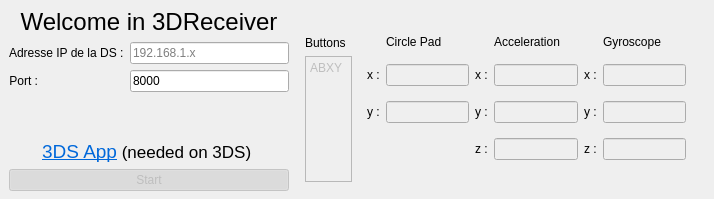
This is 3DReceiver/include/template.ui in ZeKap/3DSender as Qt 5 draws it before an edit. The edited form follows.
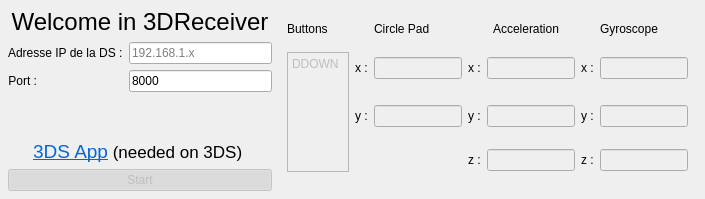
This is the edited form.

Commit message: feat: convert buttons bitfield into readable data and display it

Diff of the .ui file:
```diff
--- a/3DReceiver/include/template.ui
+++ b/3DReceiver/include/template.ui
@@ -6,7 +6,7 @@
    <rect>
     <x>0</x>
     <y>0</y>
-    <width>714</width>
+    <width>705</width>
     <height>199</height>
    </rect>
   </property>
@@ -18,7 +18,7 @@
   </property>
   <property name="maximumSize">
    <size>
-    <width>714</width>
+    <width>705</width>
     <height>199</height>
    </size>
   </property>
@@ -42,7 +42,7 @@
     <widget class="QWidget" name="rootConnect" native="true">
      <property name="minimumSize">
       <size>
-       <width>280</width>
+       <width>260</width>
        <height>183</height>
       </size>
      </property>
@@ -111,23 +111,6 @@
           </property>
          </widget>
         </item>
-        <item row="3" column="0">
-         <widget class="QLabel" name="link">
-          <property name="sizePolicy">
-           <sizepolicy hsizetype="Minimum" vsizetype="Maximum">
-            <horstretch>0</horstretch>
-            <verstretch>0</verstretch>
-           </sizepolicy>
-          </property>
-          <property name="text">
-           <string>&lt;!DOCTYPE HTML PUBLIC &quot;-//W3C//DTD HTML 4.0//EN&quot; &quot;http://www.w3.org/TR/REC-html40/strict.dtd&quot;&gt;
-&lt;html&gt;&lt;head&gt;&lt;meta name=&quot;qrichtext&quot; content=&quot;1&quot; /&gt;&lt;style type=&quot;text/css&quot;&gt;
-p, li { white-space: pre-wrap; }
-&lt;/style&gt;&lt;/head&gt;&lt;body style=&quot; font-family:'.AppleSystemUIFont'; font-size:13pt; font-weight:400; font-style:normal;&quot;&gt;
-&lt;p align=&quot;center&quot; style=&quot; margin-top:0px; margin-bottom:0px; margin-left:0px; margin-right:0px; -qt-block-indent:0; text-indent:0px;&quot;&gt;&lt;a href=&quot;https://github.com/ZeKap/3DSender&quot;&gt;&lt;span style=&quot; font-size:14pt; color:#0068da;&quot;&gt;3DS App&lt;/span&gt;&lt;/a&gt; (needed on 3DS) &lt;/p&gt;&lt;/body&gt;&lt;/html&gt;</string>
-          </property>
-         </widget>
-        </item>
         <item row="2" column="0">
          <layout class="QFormLayout" name="inputsLayout">
           <item row="0" column="1">
@@ -190,98 +173,90 @@
           </item>
          </layout>
         </item>
-       </layout>
-      </item>
-     </layout>
-    </widget>
-   </item>
-   <item>
-    <widget class="QWidget" name="layoutOutputs" native="true">
-     <property name="maximumSize">
-      <size>
-       <width>408</width>
-       <height>183</height>
-      </size>
-     </property>
-     <layout class="QHBoxLayout" name="outputs">
-      <item>
-       <layout class="QGridLayout" name="gridButtons">
-        <item row="0" column="0">
-         <widget class="QLabel" name="labelButtons">
+        <item row="3" column="0">
+         <widget class="QLabel" name="link">
           <property name="sizePolicy">
-           <sizepolicy hsizetype="Minimum" vsizetype="Minimum">
+           <sizepolicy hsizetype="Minimum" vsizetype="Maximum">
             <horstretch>0</horstretch>
             <verstretch>0</verstretch>
            </sizepolicy>
           </property>
-          <property name="minimumSize">
-           <size>
-            <width>0</width>
-            <height>33</height>
-           </size>
-          </property>
           <property name="text">
-           <string>Buttons</string>
+           <string>&lt;!DOCTYPE HTML PUBLIC &quot;-//W3C//DTD HTML 4.0//EN&quot; &quot;http://www.w3.org/TR/REC-html40/strict.dtd&quot;&gt;
+&lt;html&gt;&lt;head&gt;&lt;meta name=&quot;qrichtext&quot; content=&quot;1&quot; /&gt;&lt;style type=&quot;text/css&quot;&gt;
+p, li { white-space: pre-wrap; }
+&lt;/style&gt;&lt;/head&gt;&lt;body style=&quot; font-family:'.AppleSystemUIFont'; font-size:13pt; font-weight:400; font-style:normal;&quot;&gt;
+&lt;p align=&quot;center&quot; style=&quot; margin-top:0px; margin-bottom:0px; margin-left:0px; margin-right:0px; -qt-block-indent:0; text-indent:0px;&quot;&gt;&lt;a href=&quot;https://github.com/ZeKap/3DSender&quot;&gt;&lt;span style=&quot; font-size:14pt; color:#0068da;&quot;&gt;3DS App&lt;/span&gt;&lt;/a&gt; (needed on 3DS) &lt;/p&gt;&lt;/body&gt;&lt;/html&gt;</string>
           </property>
-          <property name="textFormat">
-           <enum>Qt::RichText</enum>
-          </property>
-          <property name="alignment">
-           <set>Qt::AlignBottom|Qt::AlignLeading|Qt::AlignLeft</set>
-          </property>
          </widget>
         </item>
-        <item row="1" column="0">
-         <widget class="QPlainTextEdit" name="plainTextEdit">
-          <property name="enabled">
-           <bool>false</bool>
-          </property>
+       </layout>
+      </item>
+     </layout>
+    </widget>
+   </item>
+   <item>
+    <widget class="QWidget" name="gridOutputs" native="true">
           <property name="sizePolicy">
-           <sizepolicy hsizetype="Expanding" vsizetype="MinimumExpanding">
+      <sizepolicy hsizetype="Preferred" vsizetype="Preferred">
             <horstretch>0</horstretch>
             <verstretch>0</verstretch>
            </sizepolicy>
           </property>
           <property name="maximumSize">
            <size>
-            <width>47</width>
-            <height>16777215</height>
-           </size>
-          </property>
-          <property name="plainText">
-           <string>ABXY</string>
-          </property>
-         </widget>
-        </item>
-       </layout>
-      </item>
-      <item>
-       <widget class="QWidget" name="gridNumbers" native="true">
-        <property name="maximumSize">
-         <size>
-          <width>347</width>
-          <height>181</height>
-         </size>
-        </property>
-        <layout class="QGridLayout" name="gridOutputs">
+       <width>419</width>
+       <height>183</height>
+      </size>
+     </property>
+     <layout class="QGridLayout" name="gridOutputsLayout">
          <property name="sizeConstraint">
           <enum>QLayout::SetDefaultConstraint</enum>
          </property>
-         <item row="2" column="3">
-          <widget class="QLineEdit" name="outputAccelY">
-           <property name="enabled">
+      <item row="4" column="4">
+       <widget class="QLabel" name="labelAccelZ">
+        <property name="text">
+         <string>z :</string>
+        </property>
+       </widget>
+      </item>
+      <item row="0" column="3">
+       <widget class="QLabel" name="labelPad">
+        <property name="sizePolicy">
+         <sizepolicy hsizetype="Maximum" vsizetype="Maximum">
+          <horstretch>0</horstretch>
+          <verstretch>0</verstretch>
+         </sizepolicy>
+        </property>
+        <property name="minimumSize">
+         <size>
+          <width>76</width>
+          <height>0</height>
+         </size>
+        </property>
+        <property name="text">
+         <string>Circle Pad</string>
+        </property>
+        <property name="scaledContents">
             <bool>false</bool>
            </property>
           </widget>
          </item>
-         <item row="1" column="3">
+      <item row="2" column="5">
           <widget class="QLineEdit" name="outputAccelX">
            <property name="enabled">
             <bool>false</bool>
            </property>
           </widget>
          </item>
-         <item row="1" column="0">
+      <item row="3" column="5">
+       <widget class="QLineEdit" name="outputAccelY">
+        <property name="enabled">
+         <bool>false</bool>
+        </property>
+       </widget>
+      </item>
+      <item row="2" column="2">
           <widget class="QLabel" name="labelPadX">
            <property name="sizePolicy">
             <sizepolicy hsizetype="Maximum" vsizetype="Maximum">
@@ -294,7 +269,7 @@
            </property>
           </widget>
          </item>
-         <item row="0" column="5">
+      <item row="0" column="7">
           <widget class="QLabel" name="labelGyro">
            <property name="minimumSize">
             <size>
@@ -307,139 +282,117 @@
            </property>
           </widget>
          </item>
-         <item row="2" column="5">
+      <item row="2" column="3">
+       <widget class="QLineEdit" name="outputPadX">
+        <property name="enabled">
+         <bool>false</bool>
+        </property>
+        <property name="sizePolicy">
+         <sizepolicy hsizetype="Maximum" vsizetype="Maximum">
+          <horstretch>0</horstretch>
+          <verstretch>0</verstretch>
+         </sizepolicy>
+        </property>
+       </widget>
+      </item>
+      <item row="3" column="7">
           <widget class="QLineEdit" name="outputGyroY">
            <property name="enabled">
             <bool>false</bool>
            </property>
           </widget>
          </item>
-         <item row="3" column="3">
-          <widget class="QLineEdit" name="outputAccelZ">
-           <property name="enabled">
-            <bool>false</bool>
-           </property>
-          </widget>
-         </item>
-         <item row="1" column="5">
-          <widget class="QLineEdit" name="outputGyroX">
-           <property name="enabled">
-            <bool>false</bool>
-           </property>
-          </widget>
-         </item>
-         <item row="2" column="2">
-          <widget class="QLabel" name="labelAccelY">
-           <property name="text">
-            <string>y :</string>
-           </property>
-          </widget>
-         </item>
-         <item row="3" column="5">
+      <item row="4" column="7">
           <widget class="QLineEdit" name="outputGyroZ">
            <property name="enabled">
             <bool>false</bool>
            </property>
           </widget>
          </item>
-         <item row="2" column="0">
-          <widget class="QLabel" name="labelPadY">
-           <property name="sizePolicy">
-            <sizepolicy hsizetype="Maximum" vsizetype="Maximum">
-             <horstretch>0</horstretch>
-             <verstretch>0</verstretch>
-            </sizepolicy>
-           </property>
-           <property name="text">
-            <string>y :</string>
-           </property>
-          </widget>
-         </item>
-         <item row="0" column="1">
-          <widget class="QLabel" name="labelPad">
-           <property name="sizePolicy">
-            <sizepolicy hsizetype="Maximum" vsizetype="Maximum">
-             <horstretch>0</horstretch>
-             <verstretch>0</verstretch>
-            </sizepolicy>
-           </property>
-           <property name="minimumSize">
-            <size>
-             <width>76</width>
-             <height>0</height>
-            </size>
-           </property>
-           <property name="text">
-            <string>Circle Pad</string>
-           </property>
-           <property name="scaledContents">
-            <bool>false</bool>
-           </property>
-          </widget>
-         </item>
-         <item row="3" column="4">
+      <item row="4" column="6">
           <widget class="QLabel" name="labelGyroZ">
            <property name="text">
             <string>z :</string>
            </property>
           </widget>
          </item>
-         <item row="0" column="3">
-          <widget class="QLabel" name="labelAccel">
-           <property name="minimumSize">
-            <size>
-             <width>76</width>
-             <height>0</height>
-            </size>
-           </property>
-           <property name="text">
-            <string>Acceleration</string>
-           </property>
-          </widget>
-         </item>
-         <item row="2" column="1">
-          <widget class="QLineEdit" name="outputPadY">
-           <property name="enabled">
-            <bool>false</bool>
-           </property>
-           <property name="sizePolicy">
-            <sizepolicy hsizetype="Maximum" vsizetype="Maximum">
-             <horstretch>0</horstretch>
-             <verstretch>0</verstretch>
-            </sizepolicy>
-           </property>
-          </widget>
-         </item>
          <item row="3" column="2">
-          <widget class="QLabel" name="labelAccelZ">
+       <widget class="QLabel" name="labelPadY">
+        <property name="sizePolicy">
+         <sizepolicy hsizetype="Maximum" vsizetype="Maximum">
+          <horstretch>0</horstretch>
+          <verstretch>0</verstretch>
+         </sizepolicy>
+        </property>
            <property name="text">
-            <string>z :</string>
+         <string>y :</string>
            </property>
           </widget>
          </item>
-         <item row="1" column="2">
-          <widget class="QLabel" name="labelAccelX">
+      <item row="2" column="6">
+       <widget class="QLabel" name="labelGyroX">
            <property name="text">
             <string>x :</string>
            </property>
           </widget>
          </item>
+      <item row="4" column="5">
+       <widget class="QLineEdit" name="outputAccelZ">
+        <property name="enabled">
+         <bool>false</bool>
+        </property>
+       </widget>
+      </item>
          <item row="2" column="4">
+       <widget class="QLabel" name="labelAccelX">
+        <property name="text">
+         <string>x :</string>
+        </property>
+       </widget>
+      </item>
+      <item row="0" column="1">
+       <widget class="QLabel" name="labelButtons">
+        <property name="text">
+         <string>Buttons</string>
+        </property>
+       </widget>
+      </item>
+      <item row="0" column="5" alignment="Qt::AlignHCenter|Qt::AlignVCenter">
+       <widget class="QLabel" name="labelAccel">
+        <property name="minimumSize">
+         <size>
+          <width>76</width>
+          <height>0</height>
+         </size>
+        </property>
+        <property name="text">
+         <string>Acceleration</string>
+        </property>
+       </widget>
+      </item>
+      <item row="3" column="6">
           <widget class="QLabel" name="labelGyroY">
            <property name="text">
             <string>y :</string>
            </property>
           </widget>
          </item>
-         <item row="1" column="4">
-          <widget class="QLabel" name="labelGyroX">
+      <item row="3" column="4">
+       <widget class="QLabel" name="labelAccelY">
            <property name="text">
-            <string>x :</string>
+         <string>y :</string>
            </property>
           </widget>
          </item>
-         <item row="1" column="1">
-          <widget class="QLineEdit" name="outputPadX">
+      <item row="2" column="7">
+       <widget class="QLineEdit" name="outputGyroX">
+        <property name="enabled">
+         <bool>false</bool>
+        </property>
+       </widget>
+      </item>
+      <item row="3" column="3">
+       <widget class="QLineEdit" name="outputPadY">
            <property name="enabled">
             <bool>false</bool>
            </property>
@@ -451,7 +404,26 @@
            </property>
           </widget>
          </item>
-        </layout>
+      <item row="2" column="1" rowspan="3">
+       <widget class="QPlainTextEdit" name="outputButtons">
+        <property name="enabled">
+         <bool>false</bool>
+        </property>
+        <property name="sizePolicy">
+         <sizepolicy hsizetype="Maximum" vsizetype="Minimum">
+          <horstretch>0</horstretch>
+          <verstretch>0</verstretch>
+         </sizepolicy>
+        </property>
+        <property name="maximumSize">
+         <size>
+          <width>62</width>
+          <height>120</height>
+         </size>
+        </property>
+        <property name="plainText">
+         <string>DDOWN</string>
+        </property>
        </widget>
       </item>
      </layout>
```
Left out of the diff: 6 changed lines with no effect on the pictures. Lines whose indentation alone changed are shown as unchanged. The commit also changes 4 other files.
